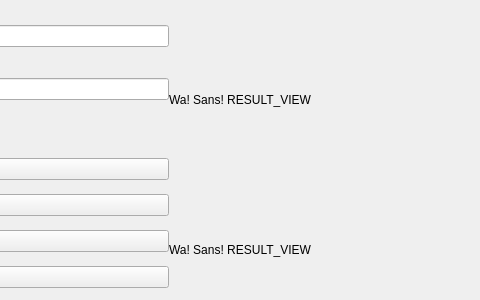
Qt form QT_UI/mainmenu.ui (CAU-OOP-2022-7EVEN/OOP_Assignment_2) before a commit; both pictures show x 231 to 711 and y 0 to 300 of the 800 by 300 pixel window.
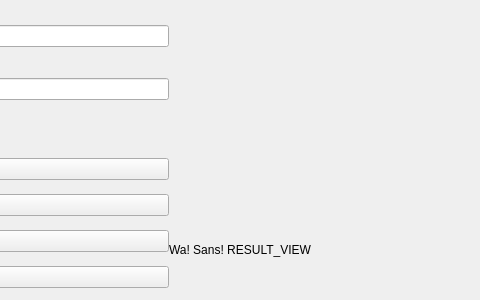
The same form after that commit.

Commit message: Update MainMenu UI : Setted Label for Sans

What changed in the file:
```diff
--- a/QT_UI/mainmenu.ui
+++ b/QT_UI/mainmenu.ui
@@ -34,9 +34,6 @@
                 <layout class="QVBoxLayout" name="layoutRightImage">
                     <item>
                         <widget class="QLabel" name="labelImage">
-                            <property name="text">
-                                <string>Wa! Sans! RESULT_VIEW</string>
-                            </property>
                         </widget>
                     </item>
                 </layout>
```
The commit also changes 1 other file.
